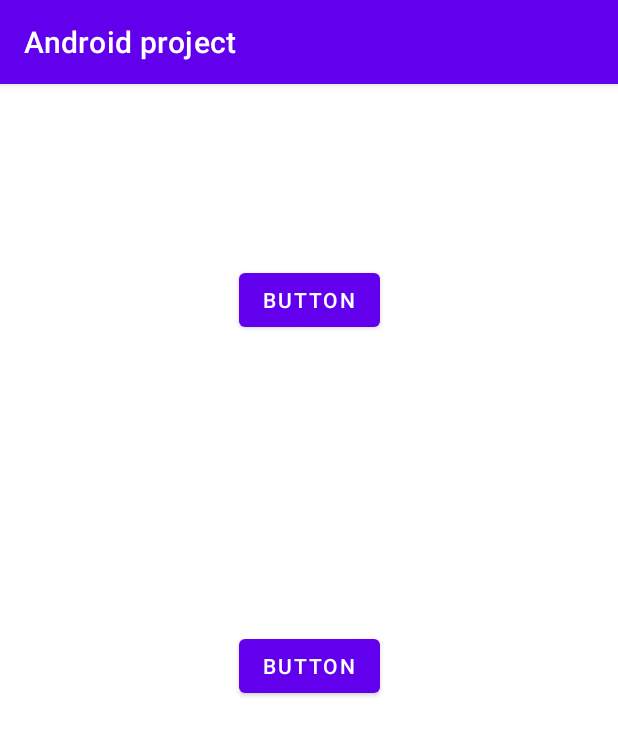
After one commit to Hani311/LetsLink, an Android app: the fragment ProfileNavigationFragment shown on its own in the app's theme, on a phone screen of 412 x 824 dp. The commit adds this screen. Shown: the top 735 px of the screen. Run offline under Robolectric (Android 15) with nearby library versions, the phone set to English and light mode, and no system bars.

```diff
--- /dev/null
+++ b/app/src/main/java/com/example/androidproject/ProfileNavigationFragment.java
@@ -0,0 +1,30 @@
+package com.example.androidproject;
+
+import android.os.Bundle;
+
+import androidx.fragment.app.Fragment;
+
+import android.view.LayoutInflater;
+import android.view.View;
+import android.view.ViewGroup;
+
+
+public class ProfileNavigationFragment extends Fragment {
+
+
+    @Override
+    public void onCreate(Bundle savedInstanceState) {
+        super.onCreate(savedInstanceState);
+        if (getArguments() != null) {
+
+
+        }
+    }
+
+    @Override
+    public View onCreateView(LayoutInflater inflater, ViewGroup container,
+                             Bundle savedInstanceState) {
+        // Inflate the layout for this fragment
+        return inflater.inflate(R.layout.fragment_profile_navigation_fragment, container, false);
+    }
+}
--- /dev/null
+++ b/app/src/main/res/layout/fragment_profile_navigation_fragment.xml
@@ -0,0 +1,31 @@
+<?xml version="1.0" encoding="utf-8"?>
+<androidx.constraintlayout.widget.ConstraintLayout xmlns:android="http://schemas.android.com/apk/res/android"
+    xmlns:app="http://schemas.android.com/apk/res-auto"
+    xmlns:tools="http://schemas.android.com/tools"
+    android:layout_width="match_parent"
+    android:layout_height="match_parent"
+    tools:context=".ProfileNavigationFragment">
+
+    <Button
+        android:id="@+id/profileBtn"
+        android:layout_width="wrap_content"
+        android:layout_height="wrap_content"
+        android:layout_gravity="center_horizontal"
+        android:layout_marginTop="196dp"
+        android:text="Button"
+        app:layout_constraintEnd_toEndOf="parent"
+        app:layout_constraintStart_toStartOf="parent"
+        app:layout_constraintTop_toBottomOf="@+id/button2" />
+
+    <Button
+        android:id="@+id/button2"
+        android:layout_width="wrap_content"
+        android:layout_height="wrap_content"
+        android:layout_gravity="center_horizontal"
+        android:layout_marginTop="120dp"
+        android:text="Button"
+        app:layout_constraintEnd_toEndOf="parent"
+        app:layout_constraintStart_toStartOf="parent"
+        app:layout_constraintTop_toTopOf="parent" />
+
+</androidx.constraintlayout.widget.ConstraintLayout>
```
Also changed, not shown: app/build.gradle (+7 -0 lines), app/src/main/AndroidManifest.xml (+7 -8 lines), app/src/main/java/com/example/androidproject/UserProfile.java (added, +238 -0 lines), app/src/main/java/com/example/androidproject/userProfileSettingsFragment.java (deleted, +0 -162 lines), app/src/main/res/layout/activity_user_profile.xml (renamed from app/src/main/res/layout/fragment_user_profile.xml, +4 -4 lines).
